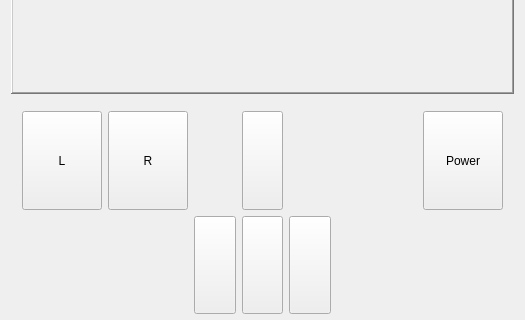
First picture: the form in qtBuildSystem/Mu/mainwindow.ui, repository meepingsnesroms/Mu, before the edit; both pictures show x 0 to 525 and y 237 to 557 of the 525 by 678 pixel window.
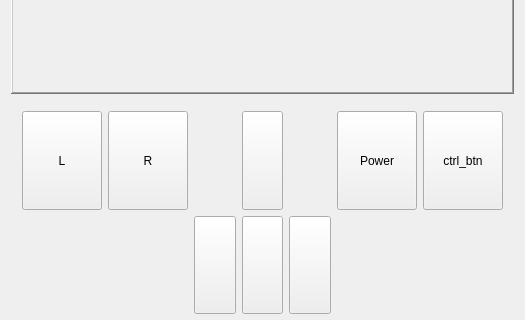
Second picture: the form after the edit. The open tabs and pages were chosen to show the change. Custom widgets are drawn as their Qt base class.

Patch:
```diff
--- a/qtBuildSystem/Mu/mainwindow.ui
+++ b/qtBuildSystem/Mu/mainwindow.ui
@@ -277,7 +277,7 @@
           </property>
          </widget>
         </item>
-        <item row="0" column="9">
+        <item row="0" column="8">
          <widget class="QPushButton" name="power">
           <property name="sizePolicy">
            <sizepolicy hsizetype="MinimumExpanding" vsizetype="MinimumExpanding">
@@ -290,6 +290,19 @@
           </property>
          </widget>
         </item>
+        <item row="0" column="9">
+         <widget class="QPushButton" name="ctrlBtn">
+          <property name="sizePolicy">
+           <sizepolicy hsizetype="MinimumExpanding" vsizetype="MinimumExpanding">
+            <horstretch>0</horstretch>
+            <verstretch>0</verstretch>
+           </sizepolicy>
+          </property>
+          <property name="text">
+           <string>ctrl_btn</string>
+          </property>
+         </widget>
+        </item>
        </layout>
       </widget>
       <widget class="QWidget" name="misc">
```
Left out of the diff: 2 changed lines with no effect on the pictures.
